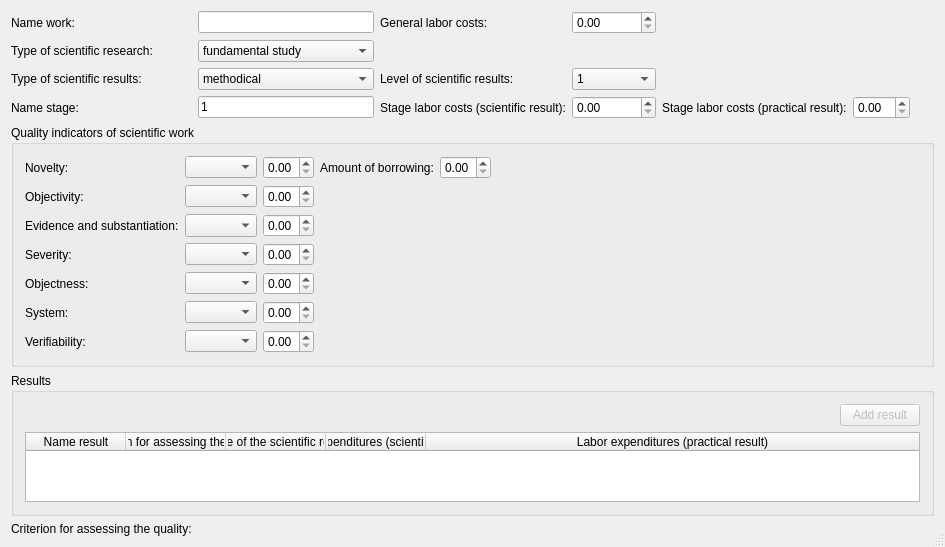
First picture: the form in maindialog.ui, repository khmaksim/AssessmentScientificWork, before the edit.
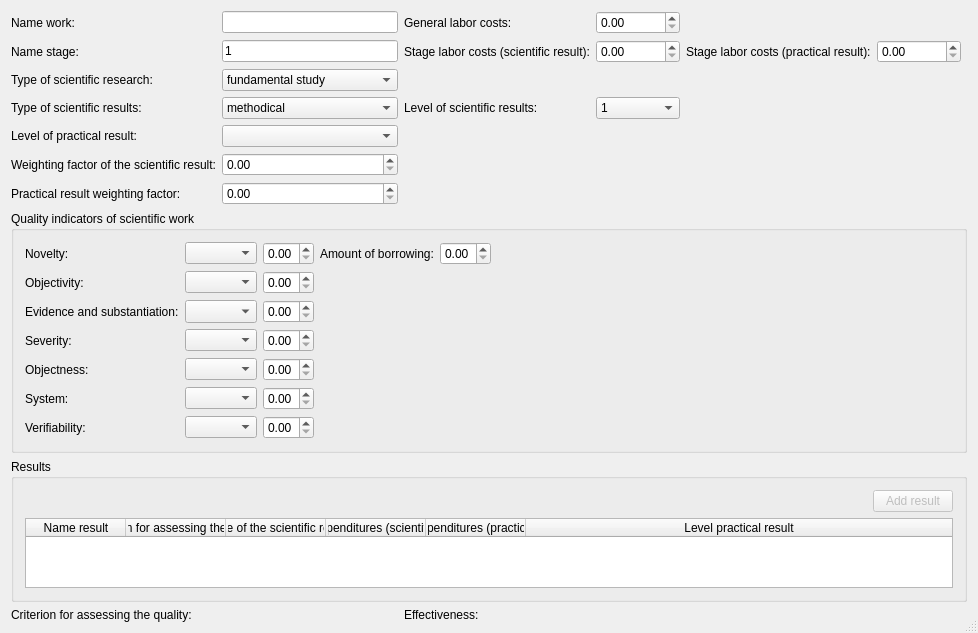
Second picture: the form after the edit.

Commit message: Added func for compute effectiveness. Update translate.

What changed in the file:
```diff
--- a/maindialog.ui
+++ b/maindialog.ui
@@ -6,8 +6,8 @@
    <rect>
     <x>0</x>
     <y>0</y>
-    <width>785</width>
-    <height>463</height>
+    <width>812</width>
+    <height>553</height>
    </rect>
   </property>
   <property name="windowTitle">
@@ -17,144 +17,7 @@
    <bool>true</bool>
   </property>
   <layout class="QGridLayout" name="gridLayout_2">
-   <item row="1" column="1">
-    <widget class="QComboBox" name="typeScientificResearchComboBox">
-     <item>
-      <property name="text">
-       <string>fundamental study</string>
-      </property>
-     </item>
-     <item>
-      <property name="text">
-       <string>applied research</string>
-      </property>
-     </item>
-     <item>
-      <property name="text">
-       <string>experimental development</string>
-      </property>
-     </item>
-     <item>
-      <property name="text">
-       <string>military-scientific support</string>
-      </property>
-     </item>
-     <item>
-      <property name="text">
-       <string>innovative research</string>
-      </property>
-     </item>
-    </widget>
-   </item>
-   <item row="3" column="1">
-    <widget class="QLineEdit" name="nameStageLineEdit">
-     <property name="sizePolicy">
-      <sizepolicy hsizetype="Preferred" vsizetype="Fixed">
-       <horstretch>0</horstretch>
-       <verstretch>0</verstretch>
-      </sizepolicy>
-     </property>
-     <property name="text">
-      <string>1</string>
-     </property>
-    </widget>
-   </item>
-   <item row="3" column="0">
-    <widget class="QLabel" name="label_2">
-     <property name="text">
-      <string>Name stage:</string>
-     </property>
-    </widget>
-   </item>
-   <item row="3" column="3">
-    <widget class="QDoubleSpinBox" name="stageLaborCostsScientificDoubleSpinBox">
-     <property name="maximum">
-      <double>99999999.989999994635582</double>
-     </property>
-    </widget>
-   </item>
-   <item row="3" column="2">
-    <widget class="QLabel" name="label_10">
-     <property name="text">
-      <string>Stage labor costs (scientific result):</string>
-     </property>
-    </widget>
-   </item>
-   <item row="0" column="2">
-    <widget class="QLabel" name="label_13">
-     <property name="text">
-      <string>General labor costs:</string>
-     </property>
-    </widget>
-   </item>
-   <item row="0" column="3">
-    <widget class="QDoubleSpinBox" name="generalLaborCostsDoubleSpinBox">
-     <property name="maximum">
-      <double>99999999.989999994635582</double>
-     </property>
-    </widget>
-   </item>
-   <item row="6" column="1">
-    <widget class="QLabel" name="resultKNRLabel">
-     <property name="font">
-      <font>
-       <pointsize>8</pointsize>
-       <weight>75</weight>
-       <italic>false</italic>
-       <bold>true</bold>
-       <underline>true</underline>
-       <kerning>true</kerning>
-      </font>
-     </property>
-     <property name="text">
-      <string/>
-     </property>
-     <property name="alignment">
-      <set>Qt::AlignCenter</set>
-     </property>
-    </widget>
-   </item>
-   <item row="0" column="1">
-    <widget class="QLineEdit" name="nameWorkLineEdit">
-     <property name="sizePolicy">
-      <sizepolicy hsizetype="Preferred" vsizetype="Fixed">
-       <horstretch>0</horstretch>
-       <verstretch>0</verstretch>
-      </sizepolicy>
-     </property>
-    </widget>
-   </item>
-   <item row="1" column="0">
-    <widget class="QLabel" name="label_11">
-     <property name="text">
-      <string>Type of scientific research:</string>
-     </property>
-    </widget>
-   </item>
-   <item row="2" column="0">
-    <widget class="QLabel" name="label_16">
-     <property name="text">
-      <string>Type of scientific results:</string>
-     </property>
-    </widget>
-   </item>
-   <item row="3" column="5">
-    <widget class="QDoubleSpinBox" name="stageLaborCostsPracticalDoubleSpinBox"/>
-   </item>
-   <item row="3" column="6" colspan="4">
-    <spacer name="horizontalSpacer_5">
-     <property name="orientation">
-      <enum>Qt::Horizontal</enum>
-     </property>
-     <property name="sizeHint" stdset="0">
-      <size>
-       <width>40</width>
-       <height>20</height>
-      </size>
-     </property>
-    </spacer>
-   </item>
-   <item row="0" column="4" colspan="6">
+   <item row="0" column="4" colspan="4">
     <spacer name="horizontalSpacer_4">
      <property name="orientation">
       <enum>Qt::Horizontal</enum>
@@ -167,17 +30,20 @@
      </property>
     </spacer>
    </item>
-   <item row="0" column="0">
-    <widget class="QLabel" name="label">
-     <property name="text">
-      <string>Name work:</string>
+   <item row="2" column="2" colspan="6">
+    <spacer name="horizontalSpacer_3">
+     <property name="orientation">
+      <enum>Qt::Horizontal</enum>
      </property>
-     <property name="buddy">
-      <cstring>nameWorkLineEdit</cstring>
+     <property name="sizeHint" stdset="0">
+      <size>
+       <width>40</width>
+       <height>20</height>
+      </size>
      </property>
-    </widget>
+    </spacer>
    </item>
-   <item row="4" column="0" colspan="10">
+   <item row="7" column="0" colspan="8">
     <widget class="QGroupBox" name="groupBox">
      <property name="title">
       <string>Quality indicators of scientific work</string>
@@ -366,7 +232,296 @@
      </layout>
     </widget>
    </item>
-   <item row="5" column="0" colspan="10">
+   <item row="2" column="1">
+    <widget class="QComboBox" name="typeScientificResearchComboBox">
+     <item>
+      <property name="text">
+       <string>fundamental study</string>
+      </property>
+     </item>
+     <item>
+      <property name="text">
+       <string>applied research</string>
+      </property>
+     </item>
+     <item>
+      <property name="text">
+       <string>experimental development</string>
+      </property>
+     </item>
+     <item>
+      <property name="text">
+       <string>military-scientific support</string>
+      </property>
+     </item>
+     <item>
+      <property name="text">
+       <string>innovative research</string>
+      </property>
+     </item>
+    </widget>
+   </item>
+   <item row="0" column="2">
+    <widget class="QLabel" name="label_13">
+     <property name="text">
+      <string>General labor costs:</string>
+     </property>
+     <property name="buddy">
+      <cstring>generalLaborCostsDoubleSpinBox</cstring>
+     </property>
+    </widget>
+   </item>
+   <item row="0" column="3">
+    <widget class="QDoubleSpinBox" name="generalLaborCostsDoubleSpinBox">
+     <property name="maximum">
+      <double>99999999.989999994635582</double>
+     </property>
+    </widget>
+   </item>
+   <item row="9" column="1">
+    <widget class="QLabel" name="resultKNRLabel">
+     <property name="font">
+      <font>
+       <pointsize>8</pointsize>
+       <weight>75</weight>
+       <italic>false</italic>
+       <bold>true</bold>
+       <underline>true</underline>
+       <kerning>true</kerning>
+      </font>
+     </property>
+     <property name="text">
+      <string/>
+     </property>
+     <property name="alignment">
+      <set>Qt::AlignCenter</set>
+     </property>
+    </widget>
+   </item>
+   <item row="0" column="1">
+    <widget class="QLineEdit" name="nameWorkLineEdit">
+     <property name="sizePolicy">
+      <sizepolicy hsizetype="Preferred" vsizetype="Fixed">
+       <horstretch>0</horstretch>
+       <verstretch>0</verstretch>
+      </sizepolicy>
+     </property>
+    </widget>
+   </item>
+   <item row="2" column="0">
+    <widget class="QLabel" name="label_11">
+     <property name="text">
+      <string>Type of scientific research:</string>
+     </property>
+     <property name="buddy">
+      <cstring>typeScientificResearchComboBox</cstring>
+     </property>
+    </widget>
+   </item>
+   <item row="3" column="0">
+    <widget class="QLabel" name="label_16">
+     <property name="text">
+      <string>Type of scientific results:</string>
+     </property>
+     <property name="buddy">
+      <cstring>typeScientificResultComboBox</cstring>
+     </property>
+    </widget>
+   </item>
+   <item row="3" column="2">
+    <widget class="QLabel" name="label_17">
+     <property name="text">
+      <string>Level of scientific results:</string>
+     </property>
+     <property name="buddy">
+      <cstring>levelScientificResultComboBox</cstring>
+     </property>
+    </widget>
+   </item>
+   <item row="3" column="3">
+    <widget class="QComboBox" name="levelScientificResultComboBox">
+     <item>
+      <property name="text">
+       <string>1</string>
+      </property>
+     </item>
+     <item>
+      <property name="text">
+       <string>2</string>
+      </property>
+     </item>
+     <item>
+      <property name="text">
+       <string>3</string>
+      </property>
+     </item>
+     <item>
+      <property name="text">
+       <string>4</string>
+      </property>
+     </item>
+    </widget>
+   </item>
+   <item row="0" column="0">
+    <widget class="QLabel" name="label">
+     <property name="text">
+      <string>Name work:</string>
+     </property>
+     <property name="buddy">
+      <cstring>nameWorkLineEdit</cstring>
+     </property>
+    </widget>
+   </item>
+   <item row="9" column="0">
+    <widget class="QLabel" name="label_14">
+     <property name="text">
+      <string>Сriterion for assessing the quality:</string>
+     </property>
+    </widget>
+   </item>
+   <item row="3" column="1">
+    <widget class="QComboBox" name="typeScientificResultComboBox">
+     <item>
+      <property name="text">
+       <string>methodical</string>
+      </property>
+     </item>
+     <item>
+      <property name="text">
+       <string>theoretical</string>
+      </property>
+     </item>
+     <item>
+      <property name="text">
+       <string>synergetic</string>
+      </property>
+     </item>
+     <item>
+      <property name="text">
+       <string>innovative</string>
+      </property>
+     </item>
+     <item>
+      <property name="text">
+       <string>systemic</string>
+      </property>
+     </item>
+    </widget>
+   </item>
+   <item row="1" column="1">
+    <widget class="QLineEdit" name="nameStageLineEdit">
+     <property name="sizePolicy">
+      <sizepolicy hsizetype="Preferred" vsizetype="Fixed">
+       <horstretch>0</horstretch>
+       <verstretch>0</verstretch>
+      </sizepolicy>
+     </property>
+     <property name="text">
+      <string>1</string>
+     </property>
+    </widget>
+   </item>
+   <item row="1" column="2">
+    <widget class="QLabel" name="label_10">
+     <property name="text">
+      <string>Stage labor costs (scientific result):</string>
+     </property>
+     <property name="buddy">
+      <cstring>stageLaborCostsScientificDoubleSpinBox</cstring>
+     </property>
+    </widget>
+   </item>
+   <item row="1" column="3">
+    <widget class="QDoubleSpinBox" name="stageLaborCostsScientificDoubleSpinBox">
+     <property name="maximum">
+      <double>99999999.989999994635582</double>
+     </property>
+    </widget>
+   </item>
+   <item row="1" column="4">
+    <widget class="QLabel" name="label_15">
+     <property name="text">
+      <string>Stage labor costs (practical result):</string>
+     </property>
+     <property name="buddy">
+      <cstring>stageLaborCostsPracticalDoubleSpinBox</cstring>
+     </property>
+    </widget>
+   </item>
+   <item row="1" column="0">
+    <widget class="QLabel" name="label_2">
+     <property name="text">
+      <string>Name stage:</string>
+     </property>
+     <property name="buddy">
+      <cstring>nameStageLineEdit</cstring>
+     </property>
+    </widget>
+   </item>
+   <item row="4" column="1">
+    <widget class="QComboBox" name="levelPracticalResultComboBox"/>
+   </item>
+   <item row="4" column="0">
+    <widget class="QLabel" name="label_18">
+     <property name="text">
+      <string>Level of practical result:</string>
+     </property>
+     <property name="buddy">
+      <cstring>levelPracticalResultComboBox</cstring>
+     </property>
+    </widget>
+   </item>
+   <item row="1" column="5" colspan="2">
+    <widget class="QDoubleSpinBox" name="stageLaborCostsPracticalDoubleSpinBox">
+     <property name="maximum">
+      <double>99999999.989999994635582</double>
+     </property>
+    </widget>
+   </item>
+   <item row="1" column="7">
+    <spacer name="horizontalSpacer_5">
+     <property name="orientation">
+      <enum>Qt::Horizontal</enum>
+     </property>
+     <property name="sizeHint" stdset="0">
+      <size>
+       <width>40</width>
+       <height>20</height>
+      </size>
+     </property>
+    </spacer>
+   </item>
+   <item row="5" column="0">
+    <widget class="QLabel" name="label_19">
+     <property name="text">
+      <string>Weighting factor of the scientific result:</string>
+     </property>
+     <property name="buddy">
+      <cstring>weightingFactorScientificResultDoubleSpinBox</cstring>
+     </property>
+    </widget>
+   </item>
+   <item row="6" column="0">
+    <widget class="QLabel" name="label_20">
+     <property name="text">
+      <string>Practical result weighting factor:</string>
+     </property>
+     <property name="buddy">
+      <cstring>weightingFactorPracticalResultDoubleSpinBox</cstring>
+     </property>
+    </widget>
+   </item>
+   <item row="5" column="1">
+    <widget class="QDoubleSpinBox" name="weightingFactorScientificResultDoubleSpinBox">
+     <property name="maximum">
+      <double>1.000000000000000</double>
+     </property>
+     <property name="singleStep">
+      <double>0.100000000000000</double>
+     </property>
+    </widget>
+   </item>
+   <item row="8" column="0" colspan="8">
     <widget class="QGroupBox" name="groupBox_2">
      <property name="title">
       <string>Results</string>
@@ -417,6 +572,11 @@
           <string>Labor expenditures (practical result)</string>
          </property>
         </column>
+        <column>
+         <property name="text">
+          <string>Level practical result</string>
+         </property>
+        </column>
        </widget>
       </item>
       <item row="0" column="1">
@@ -445,91 +605,35 @@
      </layout>
     </widget>
    </item>
-   <item row="6" column="0">
-    <widget class="QLabel" name="label_14">
-     <property name="text">
-      <string>Сriterion for assessing the quality:</string>
+   <item row="6" column="1">
+    <widget class="QDoubleSpinBox" name="weightingFactorPracticalResultDoubleSpinBox">
+     <property name="maximum">
+      <double>1.000000000000000</double>
      </property>
     </widget>
    </item>
-   <item row="3" column="4">
-    <widget class="QLabel" name="label_15">
+   <item row="9" column="2">
+    <widget class="QLabel" name="label_21">
      <property name="text">
-      <string>Stage labor costs (practical result):</string>
+      <string>Effectiveness:</string>
      </property>
     </widget>
    </item>
-   <item row="2" column="1">
-    <widget class="QComboBox" name="typeScientificResultComboBox">
-     <item>
-      <property name="text">
-       <string>methodical</string>
-      </property>
-     </item>
-     <item>
-      <property name="text">
-       <string>theoretical</string>
-      </property>
-     </item>
-     <item>
-      <property name="text">
-       <string>synergetic</string>
-      </property>
-     </item>
-     <item>
-      <property name="text">
-       <string>innovative</string>
-      </property>
-     </item>
-     <item>
-      <property name="text">
-       <string>systemic</string>
-      </property>
-     </item>
-    </widget>
-   </item>
-   <item row="1" column="2" colspan="8">
-    <spacer name="horizontalSpacer_3">
-     <property name="orientation">
-      <enum>Qt::Horizontal</enum>
+   <item row="9" column="3">
+    <widget class="QLabel" name="resultRNRLabel">
+     <property name="font">
+      <font>
+       <weight>75</weight>
+       <bold>true</bold>
+       <underline>true</underline>
+      </font>
      </property>
-     <property name="sizeHint" stdset="0">
-      <size>
-       <width>40</width>
-       <height>20</height>
-      </size>
-     </property>
-    </spacer>
-   </item>
-   <item row="2" column="2">
-    <widget class="QLabel" name="label_17">
      <property name="text">
-      <string>Level of scientific results:</string>
+      <string/>
      </property>
-    </widget>
-   </item>
-   <item row="2" column="3">
-    <widget class="QComboBox" name="levelScientificResultComboBox">
-     <item>
-      <property name="text">
-       <string>1</string>
-      </property>
-     </item>
-     <item>
-      <property name="text">
-       <string>2</string>
-      </property>
-     </item>
-     <item>
-      <property name="text">
-       <string>3</string>
-      </property>
-     </item>
-     <item>
-      <property name="text">
-       <string>4</string>
-      </property>
-     </item>
+     <property name="alignment">
+      <set>Qt::AlignCenter</set>
+     </property>
     </widget>
    </item>
   </layout>
```
Left out of the diff: 57 changed lines with no effect on the pictures. The commit also changes 3 other files.
